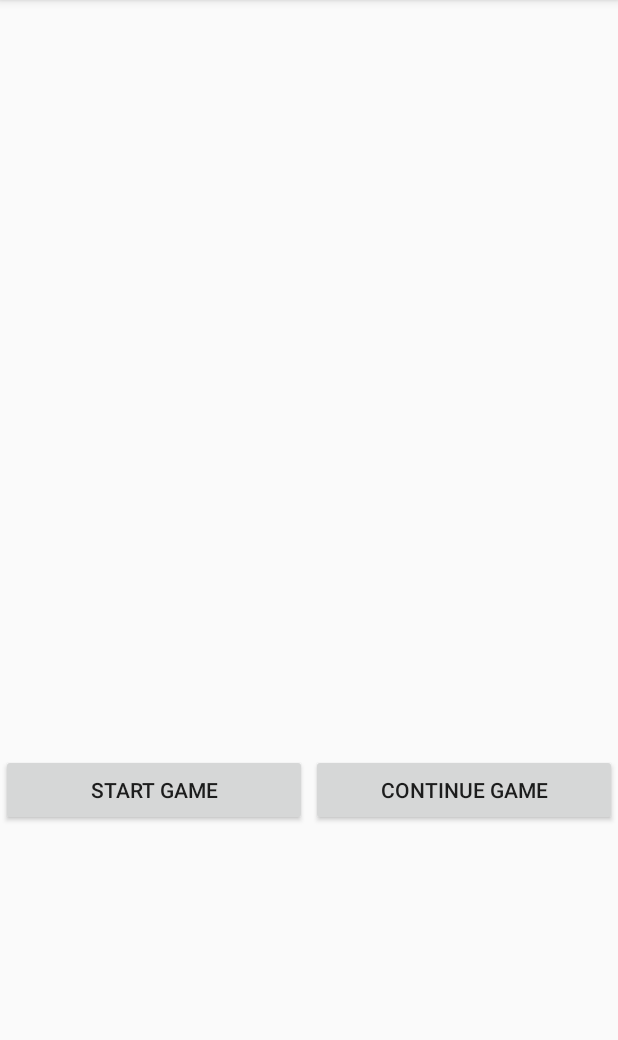
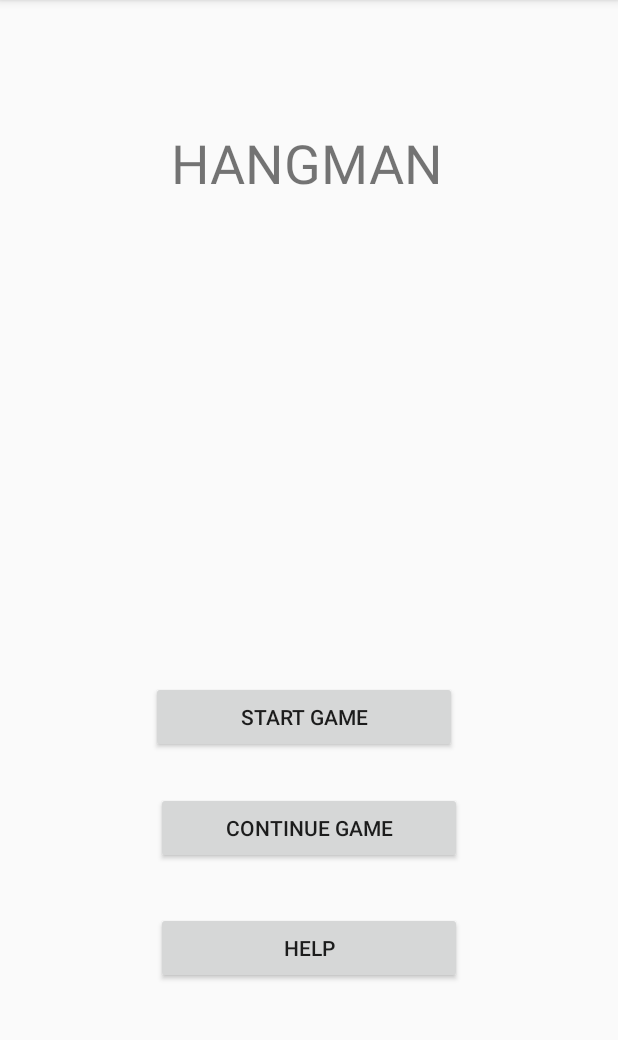
Before and after one commit to mcmalloy/MarksGalgeLeg, an Android app: the screen it shows after launch (MainActivity), on a phone screen of 412 x 824 dp, the part 84-1124 px from its top. Run offline under Robolectric (Android 15) with nearby library versions, the phone set to English and light mode, and no system bars.

```diff
--- a/app/src/main/java/com/example/marksgalgeleg/MainActivity.java
+++ b/app/src/main/java/com/example/marksgalgeleg/MainActivity.java
@@ -2,28 +2,31 @@ package com.example.marksgalgeleg;
 
 import androidx.appcompat.app.AppCompatActivity;
 
+import android.app.Dialog;
+import android.content.Context;
 import android.content.Intent;
 import android.os.Bundle;
 import android.view.Menu;
 import android.view.View;
 import android.widget.Button;
+import android.widget.Toast;
+
 import com.example.marksgalgeleg.Galgelogik;
 
 public class MainActivity extends AppCompatActivity {
     Button Startbutton;
+    Button ContinueButton;
+    Button HelpButton;
     @Override
     protected void onCreate(Bundle savedInstanceState) {
         super.onCreate(savedInstanceState);
         setContentView(R.layout.activity_main);
 
         Startbutton = (Button) findViewById(R.id.StartGameButton);
+        ContinueButton = (Button) findViewById(R.id.ContinueGameButton);
+        HelpButton = (Button) findViewById(R.id.HelpButton);
 
-        // Capture button clicks
-        Startbutton.setOnClickListener(new View.OnClickListener() {
-            public void onClick(View arg0) {
-                startGame();
-            }
-        });
+        listenToButtons();
 
     }
 
@@ -33,15 +36,39 @@ public class MainActivity extends AppCompatActivity {
         return true;
     }
 
+    public void listenToButtons(){
+        // Capture button clicks
+        Startbutton.setOnClickListener(new View.OnClickListener() {
+            public void onClick(View arg0) {
+                startGame();
+            }
+        });
+        ContinueButton.setOnClickListener(new View.OnClickListener() {
+            public void onClick(View arg0) {
+                continueGame();
+            }
+        });
+        HelpButton.setOnClickListener(new View.OnClickListener() {
+            public void onClick(View arg0) {
+                help();
+            }
+        });
+
+    }
+
     public void startGame(){
         // Starts the game activity. Let the games commence
-
-
-
         Intent myIntent = new Intent(this,
                 GameActivity.class);
         startActivity(myIntent);
     }
 
+    public void continueGame(){
+        Toast.makeText(getApplicationContext(),"This hasn't been implemented yet",Toast.LENGTH_LONG);
+    }
+
+    public void help(){
+        Toast.makeText(getApplicationContext(),"This hasn't been implemented yet",Toast.LENGTH_LONG);
+    }
 
 }
--- a/app/src/main/res/layout/activity_main.xml
+++ b/app/src/main/res/layout/activity_main.xml
@@ -7,28 +7,36 @@
     tools:context=".MainActivity">
 
     <Button
+        android:id="@+id/HelpButton"
+        android:layout_width="204dp"
+        android:layout_height="48dp"
+        android:layout_marginEnd="104dp"
+        android:layout_marginBottom="112dp"
+        android:text="Help"
+        app:layout_constraintBottom_toBottomOf="parent"
+        app:layout_constraintEnd_toEndOf="parent" />
+
+    <Button
         android:id="@+id/StartGameButton"
         android:layout_width="204dp"
         android:layout_height="wrap_content"
-        android:layout_marginStart="1dp"
-        android:layout_marginEnd="1dp"
-        android:layout_marginBottom="217dp"
+        android:layout_marginStart="100dp"
+        android:layout_marginEnd="107dp"
+        android:layout_marginBottom="26dp"
         android:text="Start Game"
-        app:layout_constraintBottom_toBottomOf="parent"
-        app:layout_constraintEnd_toStartOf="@+id/ContinueGameButton"
+        app:layout_constraintBottom_toTopOf="@+id/ContinueGameButton"
+        app:layout_constraintEnd_toEndOf="parent"
         app:layout_constraintStart_toStartOf="parent" />
 
     <Button
         android:id="@+id/ContinueGameButton"
         android:layout_width="204dp"
         android:layout_height="48dp"
-        android:layout_marginStart="1dp"
-        android:layout_marginEnd="1dp"
-        android:layout_marginBottom="217dp"
+        android:layout_marginEnd="104dp"
+        android:layout_marginBottom="192dp"
         android:text="Continue Game"
         app:layout_constraintBottom_toBottomOf="parent"
-        app:layout_constraintEnd_toEndOf="parent"
-        app:layout_constraintStart_toEndOf="@+id/StartGameButton" />
+        app:layout_constraintEnd_toEndOf="parent" />
 
     <androidx.constraintlayout.widget.Barrier
         android:id="@+id/barrier"
@@ -37,4 +45,18 @@
         app:barrierDirection="top"
         tools:layout_editor_absoluteY="731dp" />
 
+    <TextView
+        android:id="@+id/textView"
+        android:layout_width="184dp"
+        android:layout_height="52dp"
+        android:layout_marginStart="117dp"
+        android:layout_marginTop="84dp"
+        android:layout_marginEnd="117dp"
+        android:text="HANGMAN"
+        android:textSize="36sp"
+        app:layout_constraintEnd_toEndOf="parent"
+        app:layout_constraintHorizontal_bias="0.571"
+        app:layout_constraintStart_toStartOf="parent"
+        app:layout_constraintTop_toTopOf="parent" />
+
 </androidx.constraintlayout.widget.ConstraintLayout>
```
Also changed, not shown: app/src/main/java/com/example/marksgalgeleg/GameActivity.java (+14 -8 lines), app/src/main/res/layout/activity_second.xml (+27 -20 lines), app/src/main/res/layout/buttonshape.xml (added, +20 -0 lines).
